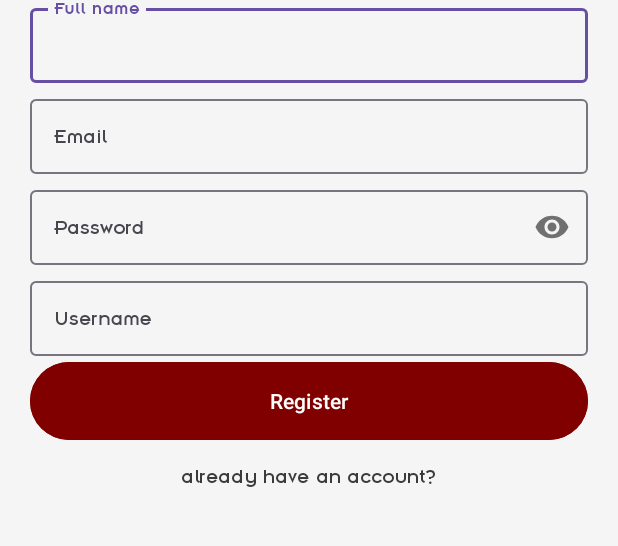
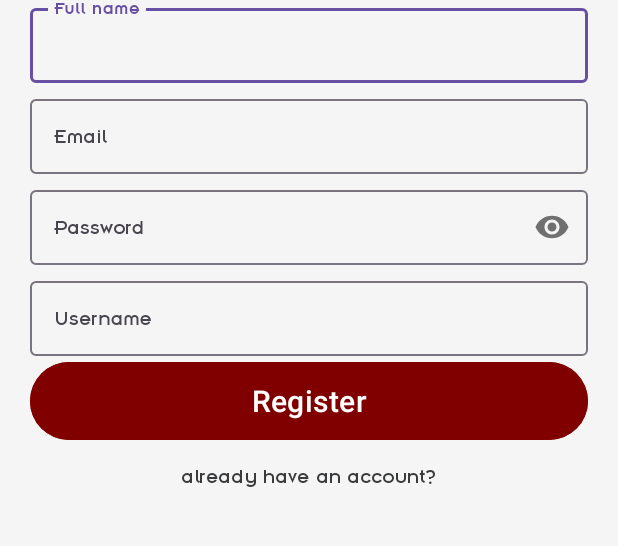
Before and after one commit to roman-batausa/NavigaIIT, an Android app: the Register screen opened directly, with no data from a screen before it, on a phone screen of 412 x 824 dp, the part 496-1042 px from its top. Run offline under Robolectric (Android 15) with nearby library versions, the phone set to English and light mode, and no system bars.

Commit message:
Init commit

```diff
--- a/app/src/main/res/layout/activity_login.xml
+++ b/app/src/main/res/layout/activity_login.xml
@@ -102,6 +102,7 @@
                 android:layout_width="match_parent"
                 android:layout_height="60dp"
                 android:backgroundTint="#800000"
+                android:textSize="20dp"
                 android:text="Login"
                 android:fontFamily="@font/insignia"
                 android:textColor="#fff"
--- a/app/src/main/res/layout/activity_register.xml
+++ b/app/src/main/res/layout/activity_register.xml
@@ -124,6 +124,7 @@
                 android:id="@+id/register_btn"
                 android:layout_width="match_parent"
                 android:layout_height="60dp"
+                android:textSize="20dp"
                 android:backgroundTint="#800000"
                 app:layout_constraintTop_toBottomOf="@id/signup_username"
                 android:text="Register"/>
```
